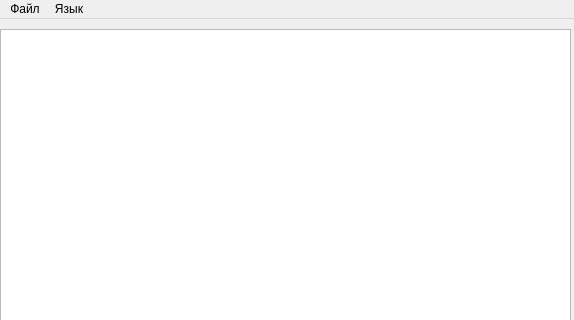
Before: the Qt Designer form mainwindow.ui in renkeles/QtC_lesson_4, drawn with Qt 5; both pictures show x 0 to 574 and y 0 to 320 of the 574 by 462 pixel window.
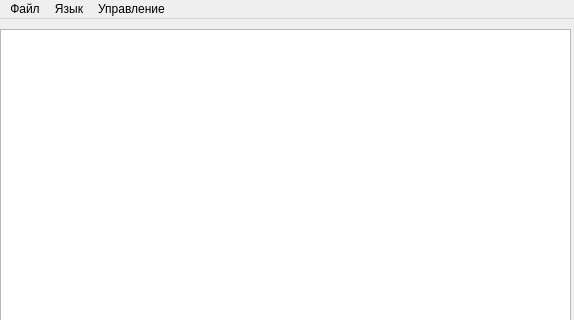
After: the same form once the commit is applied.

Diff of the .ui file:
```diff
--- a/mainwindow.ui
+++ b/mainwindow.ui
@@ -70,8 +70,15 @@
     <addaction name="action_5"/>
     <addaction name="actionEnglish"/>
    </widget>
+   <widget class="QMenu" name="menu_3">
+    <property name="title">
+     <string>Управление</string>
+    </property>
+    <addaction name="action_6"/>
+   </widget>
    <addaction name="menu"/>
    <addaction name="menu_2"/>
+   <addaction name="menu_3"/>
   </widget>
   <action name="action">
    <property name="text">
```
Left out of the diff: 7 changed lines with no effect on the pictures.
